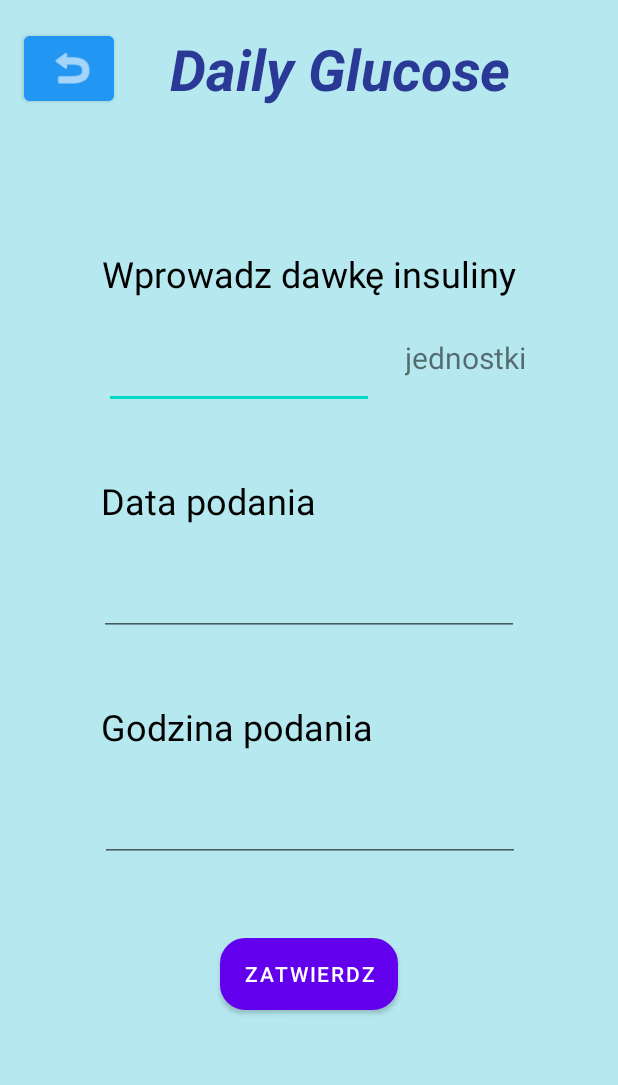
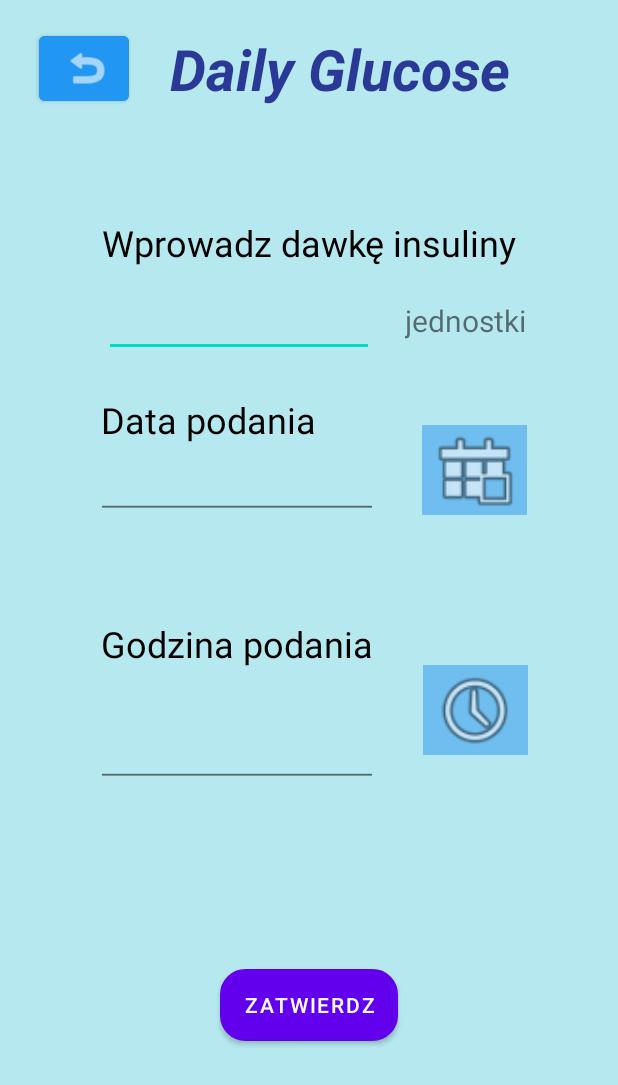
Before and after one commit to paulinaduras/DailyGlucose, an Android app: the EkranNowyInsulina screen opened directly, with no data from a screen before it, on a phone screen of 412 x 824 dp. Shown: the top 1085 px of the screen. Run offline under Robolectric (Android 15) with nearby library versions, the phone set to English and light mode, and no system bars; our stand-ins replace Firebase (no records; nobody signed in at launch, a user with empty details on screens opened directly); 2 statements that could not run were skipped.

```diff
--- a/app/src/main/java/com/example/dailyglucose/EkranNowyInsulina.kt
+++ b/app/src/main/java/com/example/dailyglucose/EkranNowyInsulina.kt
@@ -1,33 +1,87 @@
 package com.example.dailyglucose
 
+import android.app.DatePickerDialog
+import android.app.TimePickerDialog
 import android.content.Intent
-import androidx.appcompat.app.AppCompatActivity
+import android.graphics.Paint
 import android.os.Bundle
+import android.os.Handler
+import android.text.TextUtils
 import android.view.View
 import android.widget.Button
 import android.widget.EditText
+import android.widget.ImageView
+import android.widget.TextView
+import java.text.SimpleDateFormat
+import java.util.*
 
-class EkranNowyInsulina : AppCompatActivity() {
+class EkranNowyInsulina : BaseActivity() {
 
     private var editTextNowyInsulina: EditText? = null
-    private var editTextInsulinaData: EditText? = null
-    private var editTextInsulinaGodzina: EditText? = null
+    private lateinit var tvInsulinaData: TextView
+    private lateinit var tvInsulinaGodzina: TextView
+    private var btnDateInsulina: ImageView? = null
+    private var btnTimeInsulina: ImageView? = null
     private var btnZatwierdz: Button? = null
     private var btnPowrot: Button? = null
+    private var lista: MutableList<String> = mutableListOf()
 
     override fun onCreate(savedInstanceState: Bundle?) {
         super.onCreate(savedInstanceState)
         setContentView(R.layout.activity_ekran_nowy_insulina)
 
         editTextNowyInsulina = findViewById(R.id.editTextNowyInsulina)
-        editTextInsulinaData = findViewById(R.id.editTextInsulinaDate)
-        editTextInsulinaGodzina = findViewById(R.id.editTextInsulinaTime)
+        tvInsulinaData = findViewById(R.id.tvNowyInsulinaData)
+        tvInsulinaGodzina = findViewById(R.id.tvNowyInsulinaGodzina)
+        btnDateInsulina = findViewById(R.id.btnDateInsulina)
+        btnTimeInsulina = findViewById(R.id.btnTimeInsulina)
         btnZatwierdz = findViewById(R.id.btnNowyInsulina1)
         btnPowrot = findViewById(R.id.btnNowyInsulina2)
+
+        tvInsulinaData.setPaintFlags(tvInsulinaData.getPaintFlags() or Paint.UNDERLINE_TEXT_FLAG)
+        tvInsulinaGodzina.setPaintFlags(tvInsulinaGodzina.getPaintFlags() or Paint.UNDERLINE_TEXT_FLAG)
+
+        val cal = Calendar.getInstance()
+
+        FireStoreClass().getUserDetails(this)
+
+        btnDateInsulina?.setOnClickListener{
+            val dateSetListener = DatePickerDialog(this, DatePickerDialog.OnDateSetListener { datePicker, yy, mm, dd ->
+//                 set date to TextView
+                if (mm < 10){
+                    if (dd < 10){
+                        tvInsulinaData.setText("0" + dd + ".0" + (mm + 1) + "." + yy)
+                    }
+                    else{
+                        tvInsulinaData.setText("" + dd + ".0" + (mm + 1) + "." + yy)
+                    }
+                }
+                else {
+                    tvInsulinaData.setText("" + dd + "." + (mm + 1) + "." + yy)
+                }
+            }, cal.get(Calendar.YEAR), cal.get(Calendar.MONTH), cal.get(Calendar.DAY_OF_MONTH))
+            dateSetListener.show()
+        }
+
+        btnTimeInsulina?.setOnClickListener{
+            val timeSetListener = TimePickerDialog.OnTimeSetListener { timePicker, hour, minute ->
+                cal.set(Calendar.HOUR_OF_DAY, hour)
+                cal.set(Calendar.MINUTE, minute)
+                // set time to TextView
+                tvInsulinaGodzina.text = SimpleDateFormat("HH:mm").format(cal.time)
+            }
+            TimePickerDialog(this, timeSetListener, cal.get(Calendar.HOUR_OF_DAY), cal.get(Calendar.MINUTE), true).show()
+        }
 
         btnPowrot?.setOnClickListener(object : View.OnClickListener{
             override fun onClick(v: View?) {
                 openEkranGlowny()
+            }
+        })
+
+        btnZatwierdz?.setOnClickListener(object : View.OnClickListener{
+            override fun onClick(v: View?) {
+                sprawdzPoprawność()
             }
         })
 
@@ -37,4 +91,74 @@ class EkranNowyInsulina : AppCompatActivity() {
         val intent = Intent(this, EkranGlowny::class.java)
         startActivity(intent)
     }
+
+    private fun validateInsulineDetails(): Boolean {
+
+        return when{
+            TextUtils.isEmpty(editTextNowyInsulina?.text.toString().trim{ it <= ' '}) -> {
+                showErrorSnackBar("Podaj dawkę insuliny.", true)
+                false
+            }
+
+            TextUtils.isEmpty(tvInsulinaData.text.toString().trim{ it <= ' '}) -> {
+                showErrorSnackBar("Wybierz datę dawkowania.",true)
+                false
+            }
+
+            TextUtils.isEmpty(tvInsulinaGodzina.text.toString().trim{ it <= ' '}) -> {
+                showErrorSnackBar("Wybierz godzinę dawkowania.",true)
+                false
+            }
+
+            else -> {
+                true
+            }
+        }
+    }
+
+    fun pobierzHistorieInsuliny(tab: MutableList<String>){
+        lista = tab
+    }
+
+    private fun sprawdzPoprawność(){
+        var dawkiInsuliny: MutableList<String> = mutableListOf()
+
+        if (validateInsulineDetails()) {
+
+            var insulina = editTextNowyInsulina?.text.toString().toInt()
+            var data = tvInsulinaData.text.toString()
+            var godzina = tvInsulinaGodzina.text.toString()
+
+            var dane = ""
+            if (insulina < 100){
+                dane = " $data     $godzina                    $insulina"
+            }
+            else if (insulina <10){
+                dane = " $data     $godzina                     $insulina"
+
+            }
+            else{
+                dane = " $data     $godzina                   $insulina"
+            }
+
+            dawkiInsuliny.add(dane)
+            for (i in lista){
+                dawkiInsuliny.add(i)
+            }
+
+            FireStoreClass().aktualizacjaHistoriInsuliny(dawkiInsuliny)
+            showErrorSnackBar("Nowy dawka insuliny została pomyślnie dodana.", false)
+
+            Handler().postDelayed(
+                {
+                    openEkranGlowny()
+                },
+                3000 // value in milliseconds
+            )
+
+
+        }
+    }
+
+
 }
--- a/app/src/main/java/com/example/dailyglucose/FireStoreClass.kt
+++ b/app/src/main/java/com/example/dailyglucose/FireStoreClass.kt
@@ -55,11 +55,11 @@ class FireStoreClass {
                         activity.userLoggedInSuccess(user)
                     }
                     is EkranNowyGlukoza -> {
-                        activity.kk(user.historiaGlukozy)
+                        activity.pobierzHistorieGlukozy(user.historiaGlukozy)
                     }
-//                    is EkranNowyInsulina -> {
-//                        activity.uzupełnienieHistoriiInsuliny(user.historiaInsuliny)
-//                    }
+                    is EkranNowyInsulina -> {
+                        activity.pobierzHistorieInsuliny(user.historiaInsuliny)
+                    }
                     is EkranHistoriaGlukozy -> {
                         activity.uzupełnienieHistoriiGlukozy(user.historiaGlukozy)
                     }
--- a/app/src/main/res/layout/activity_ekran_logowania.xml
+++ b/app/src/main/res/layout/activity_ekran_logowania.xml
@@ -44,7 +44,7 @@
         android:layout_height="50dp"
         android:layout_marginTop="16dp"
         android:ems="10"
-        android:inputType="textPersonName"
+        android:inputType="textEmailAddress"
         app:layout_constraintEnd_toEndOf="parent"
         app:layout_constraintHorizontal_bias="0.476"
         app:layout_constraintStart_toStartOf="parent"
--- a/app/src/main/res/layout/activity_ekran_nowy_insulina.xml
+++ b/app/src/main/res/layout/activity_ekran_nowy_insulina.xml
@@ -7,18 +7,69 @@
     android:background="#B5E8EF"
     tools:context=".EkranNowyInsulina">
 
+    <TextView
+        android:id="@+id/tvNowyInsulinaData"
+        android:layout_width="180dp"
+        android:layout_height="50dp"
+        android:layout_marginStart="68dp"
+        android:layout_marginTop="12dp"
+        android:text="                                               "
+        android:textAlignment="center"
+        android:textSize="25sp"
+        app:layout_constraintStart_toStartOf="parent"
+        app:layout_constraintTop_toBottomOf="@+id/textNowyInsulina4" />
+
+    <TextView
+        android:id="@+id/tvNowyInsulinaGodzina"
+        android:layout_width="180dp"
+        android:layout_height="50dp"
+        android:layout_marginStart="68dp"
+        android:layout_marginBottom="80dp"
+        android:text="                                               "
+        android:textAlignment="center"
+        android:textSize="25sp"
+        app:layout_constraintBottom_toTopOf="@+id/btnNowyInsulina1"
+        app:layout_constraintStart_toStartOf="parent"
+        app:layout_constraintTop_toBottomOf="@+id/textNowyInsulina5" />
+
+    <ImageView
+        android:id="@+id/btnDateInsulina"
+        android:layout_width="70dp"
+        android:layout_height="60dp"
+        android:layout_marginStart="33dp"
+        android:layout_marginTop="56dp"
+        android:layout_marginEnd="60dp"
+        android:background="#A14AA6EF"
+        app:layout_constraintEnd_toEndOf="parent"
+        app:layout_constraintHorizontal_bias="0.0"
+        app:layout_constraintStart_toEndOf="@+id/tvNowyInsulinaData"
+        app:layout_constraintTop_toBottomOf="@+id/textNowyInsulina3"
+        app:srcCompat="@android:drawable/ic_menu_today" />
+
+    <ImageView
+        android:id="@+id/btnTimeInsulina"
+        android:layout_width="70dp"
+        android:layout_height="60dp"
+        android:layout_marginEnd="60dp"
+        android:background="#A14AA6EF"
+        app:layout_constraintBottom_toTopOf="@+id/btnNowyInsulina1"
+        app:layout_constraintEnd_toEndOf="parent"
+        app:layout_constraintHorizontal_bias="1.0"
+        app:layout_constraintStart_toEndOf="@+id/tvNowyInsulinaGodzina"
+        app:layout_constraintTop_toBottomOf="@+id/btnDateInsulina"
+        app:layout_constraintVertical_bias="0.414"
+        app:srcCompat="@android:drawable/ic_menu_recent_history" />
+
     <Button
         android:id="@+id/btnNowyInsulina1"
         android:layout_width="wrap_content"
         android:layout_height="wrap_content"
+        android:layout_marginBottom="130dp"
         android:background="@drawable/roundestyle"
-        android:layout_marginTop="30dp"
-        android:layout_marginBottom="130dp"
         android:text="Zatwierdz"
         app:layout_constraintBottom_toBottomOf="parent"
         app:layout_constraintEnd_toEndOf="parent"
-        app:layout_constraintStart_toStartOf="parent"
-        app:layout_constraintTop_toBottomOf="@+id/editTextInsulinaTime" />
+        app:layout_constraintStart_toStartOf="parent" />
 
     <Button
         android:id="@+id/btnNowyInsulina2"
@@ -28,7 +79,7 @@
         app:icon="@android:drawable/ic_menu_revert"
         app:layout_constraintBottom_toBottomOf="parent"
         app:layout_constraintEnd_toEndOf="parent"
-        app:layout_constraintHorizontal_bias="0.045"
+        app:layout_constraintHorizontal_bias="0.074"
         app:layout_constraintStart_toStartOf="parent"
         app:layout_constraintTop_toTopOf="parent"
         app:layout_constraintVertical_bias="0.023" />
@@ -54,10 +105,11 @@
     <EditText
         android:id="@+id/editTextNowyInsulina"
         android:layout_width="180dp"
-        android:layout_height="wrap_content"
+        android:layout_height="50dp"
         android:layout_marginStart="48dp"
-        android:layout_marginTop="8dp"
+        android:layout_marginTop="10dp"
         android:inputType="number"
+        android:textAlignment="center"
         app:layout_constraintBottom_toTopOf="@+id/textNowyInsulina4"
         app:layout_constraintEnd_toStartOf="@+id/textNowyInsulina3"
         app:layout_constraintStart_toStartOf="parent"
@@ -96,11 +148,11 @@
         android:id="@+id/textNowyInsulina4"
         android:layout_width="wrap_content"
         android:layout_height="wrap_content"
-        android:layout_marginTop="24dp"
+        android:layout_marginTop="25dp"
         android:text="Data podania"
         android:textColor="@color/black"
         android:textSize="24sp"
-        app:layout_constraintBottom_toTopOf="@+id/editTextInsulinaDate"
+        app:layout_constraintBottom_toTopOf="@+id/tvNowyInsulinaData"
         app:layout_constraintEnd_toEndOf="parent"
         app:layout_constraintHorizontal_bias="0.251"
         app:layout_constraintStart_toStartOf="parent"
@@ -110,36 +162,15 @@
         android:id="@+id/textNowyInsulina5"
         android:layout_width="wrap_content"
         android:layout_height="wrap_content"
-        android:layout_marginTop="24dp"
+        android:layout_marginTop="25dp"
+        android:layout_marginBottom="12dp"
         android:text="Godzina podania"
         android:textColor="@color/black"
         android:textSize="24sp"
-        app:layout_constraintBottom_toTopOf="@+id/editTextInsulinaTime"
+        app:layout_constraintBottom_toTopOf="@+id/tvNowyInsulinaGodzina"
         app:layout_constraintEnd_toEndOf="parent"
         app:layout_constraintHorizontal_bias="0.293"
         app:layout_constraintStart_toStartOf="parent"
-        app:layout_constraintTop_toBottomOf="@+id/editTextInsulinaDate" />
+        app:layout_constraintTop_toBottomOf="@+id/tvNowyInsulinaData" />
 
-    <EditText
-        android:id="@+id/editTextInsulinaDate"
-        android:layout_width="280dp"
-        android:layout_height="wrap_content"
-        android:layout_marginTop="8dp"
-        android:inputType="date"
-        app:layout_constraintBottom_toTopOf="@+id/textNowyInsulina5"
-        app:layout_constraintEnd_toEndOf="parent"
-        app:layout_constraintStart_toStartOf="parent"
-        app:layout_constraintTop_toBottomOf="@+id/textNowyInsulina4" />
-
-    <EditText
-        android:id="@+id/editTextInsulinaTime"
-        android:layout_width="280dp"
-        android:layout_height="wrap_content"
-        android:layout_marginTop="8dp"
-        android:inputType="time"
-        app:layout_constraintBottom_toTopOf="@+id/btnNowyInsulina1"
-        app:layout_constraintEnd_toEndOf="parent"
-        app:layout_constraintHorizontal_bias="0.503"
-        app:layout_constraintStart_toStartOf="parent"
-        app:layout_constraintTop_toBottomOf="@+id/textNowyInsulina5" />
 </androidx.constraintlayout.widget.ConstraintLayout>
```
Also changed, not shown: app/src/main/AndroidManifest.xml (+5 -2 lines), app/src/main/java/com/example/dailyglucose/EkranNowyGlukoza.kt (+17 -15 lines), app/src/main/java/com/example/dailyglucose/EkranRejestracji.kt (+7 -7 lines), app/src/main/res/layout/activity_ekran_historia_glukozy.xml (+5 -6 lines), app/src/main/res/layout/activity_ekran_historia_insuliny.xml (+10 -10 lines), app/src/main/res/layout/activity_ekran_nowy_glukoza.xml (+21 -15 lines).
